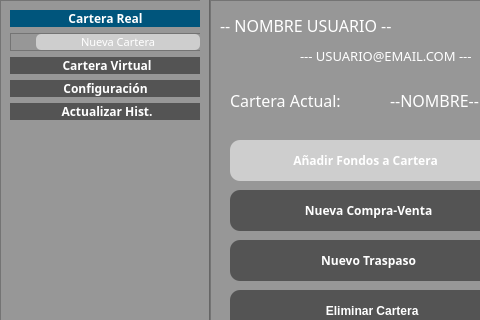
The window that src/GUI/PrincipalUsuario.ui (jesusramondovale/IngenicaSTS) describes before a commit, drawn with Qt 5; both pictures show x 0 to 480 and y 0 to 320 of the 1411 by 724 pixel window.
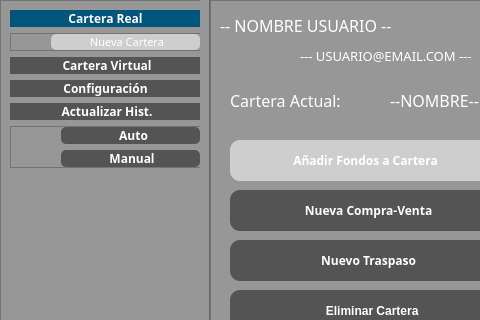
The same window after the commit. Icons and pictures are not drawn.

The edit to the form file:
```diff
--- a/src/GUI/PrincipalUsuario.ui
+++ b/src/GUI/PrincipalUsuario.ui
@@ -160,7 +160,7 @@
        </property>
        <layout class="QVBoxLayout" name="verticalLayout_3">
         <property name="leftMargin">
-         <number>25</number>
+         <number>40</number>
         </property>
         <property name="topMargin">
          <number>0</number>
@@ -198,7 +198,7 @@
 }</string>
             </property>
             <property name="text">
-             <string>Nueva Cartera</string>
+             <string> Nueva Cartera</string>
             </property>
             <property name="icon">
              <iconset>
@@ -262,7 +262,7 @@
       </widget>
      </item>
      <item>
-      <widget class="QPushButton" name="buttonRefresh">
+      <widget class="QPushButton" name="buttonRefreshFake">
        <property name="font">
         <font>
          <family>Yu Gothic UI Light</family>
@@ -279,13 +279,120 @@
          <normaloff>../../../feather/refresh-cw.svg</normaloff>../../../feather/refresh-cw.svg</iconset>
        </property>
        <property name="checkable">
-        <bool>false</bool>
+        <bool>true</bool>
        </property>
        <property name="checked">
         <bool>false</bool>
        </property>
       </widget>
      </item>
+     <item>
+      <widget class="QFrame" name="frameRefreshModes">
+       <property name="maximumSize">
+        <size>
+         <width>16777215</width>
+         <height>16777215</height>
+        </size>
+       </property>
+       <property name="styleSheet">
+        <string notr="true">QPushButton {
+
+	border-radius: 5px;
+	background-color: rgb(84, 84, 84);
+	color:rgb(255, 255, 255)
+
+}
+
+QPushButton:hover {
+	 background-color: rgb(0, 85,124);
+     color: rgb(255, 255, 255)
+}
+
+QPushButton:checked {
+                                    background-color: rgb(0, 85,124);
+                                    color: rgb(255, 255, 255)
+                                }
+</string>
+       </property>
+       <property name="frameShape">
+        <enum>QFrame::StyledPanel</enum>
+       </property>
+       <property name="frameShadow">
+        <enum>QFrame::Raised</enum>
+       </property>
+       <layout class="QVBoxLayout" name="verticalLayout_4">
+        <property name="leftMargin">
+         <number>50</number>
+        </property>
+        <property name="topMargin">
+         <number>0</number>
+        </property>
+        <property name="rightMargin">
+         <number>0</number>
+        </property>
+        <property name="bottomMargin">
+         <number>0</number>
+        </property>
+        <item>
+         <layout class="QVBoxLayout" name="layoutRefreshModes">
+          <property name="sizeConstraint">
+           <enum>QLayout::SetMaximumSize</enum>
+          </property>
+          <item>
+           <widget class="QPushButton" name="buttonRefresh">
+            <property name="font">
+             <font>
+              <family>Yu Gothic UI Light</family>
+              <pointsize>9</pointsize>
+              <weight>75</weight>
+              <bold>true</bold>
+             </font>
+            </property>
+            <property name="text">
+             <string>  Auto</string>
+            </property>
+            <property name="icon">
+             <iconset>
+              <normaloff>../../../feather/download.svg</normaloff>../../../feather/download.svg</iconset>
+            </property>
+            <property name="checkable">
+             <bool>false</bool>
+            </property>
+            <property name="checked">
+             <bool>false</bool>
+            </property>
+           </widget>
+          </item>
+          <item>
+           <widget class="QPushButton" name="buttonRefreshManal">
+            <property name="font">
+             <font>
+              <family>Yu Gothic UI Light</family>
+              <pointsize>9</pointsize>
+              <weight>75</weight>
+              <bold>true</bold>
+             </font>
+            </property>
+            <property name="text">
+             <string> Manual</string>
+            </property>
+            <property name="icon">
+             <iconset>
+              <normaloff>../../../feather/tool.svg</normaloff>../../../feather/tool.svg</iconset>
+            </property>
+            <property name="checkable">
+             <bool>false</bool>
+            </property>
+            <property name="checked">
+             <bool>false</bool>
+            </property>
+           </widget>
+          </item>
+         </layout>
+        </item>
+       </layout>
+      </widget>
+     </item>
      <item>
       <spacer name="verticalSpacer_2">
        <property name="orientation">
```
